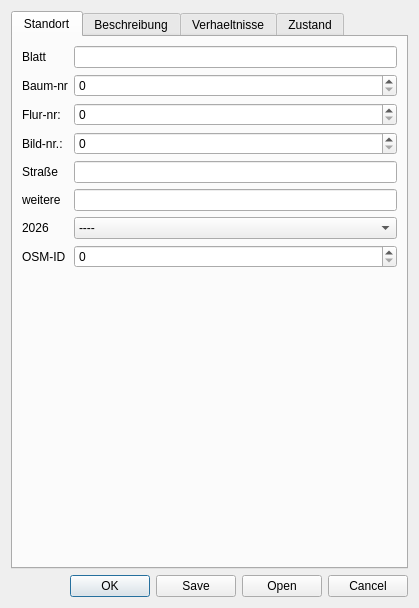
Above: UI/treedialog.ui from hubertqtraf/QtOSMTraffic before the change. Below: the same form after it.
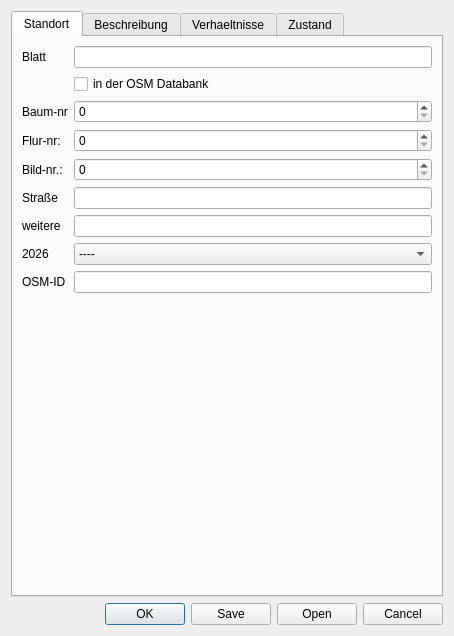
That is the form after the change. The open tabs and pages were chosen to show the change.

Commit message: change the value range of the OSM ID, populate the with POI data

What changed in the file:
```diff
--- a/UI/treedialog.ui
+++ b/UI/treedialog.ui
@@ -6,8 +6,8 @@
    <rect>
     <x>0</x>
     <y>0</y>
-    <width>400</width>
-    <height>608</height>
+    <width>454</width>
+    <height>636</height>
    </rect>
   </property>
   <property name="windowTitle">
@@ -34,91 +34,13 @@
        <string>Standort</string>
       </attribute>
       <layout class="QGridLayout" name="gridLayout_3">
-       <item row="3" column="1">
-        <widget class="QLabel" name="label_6">
-         <property name="text">
-          <string>Bild-nr.:</string>
-         </property>
-        </widget>
-       </item>
-       <item row="4" column="1">
-        <widget class="QLabel" name="label_8">
-         <property name="text">
-          <string>Straße</string>
-         </property>
-        </widget>
-       </item>
        <item row="4" column="3">
-        <widget class="QLineEdit" name="road"/>
-       </item>
-       <item row="0" column="1">
-        <widget class="QLabel" name="label">
-         <property name="text">
-          <string>Blatt</string>
-         </property>
-        </widget>
-       </item>
-       <item row="3" column="3">
         <widget class="QSpinBox" name="picNr"/>
        </item>
-       <item row="5" column="1">
-        <widget class="QLabel" name="label_15">
-         <property name="text">
-          <string>weitere</string>
-         </property>
-        </widget>
-       </item>
-       <item row="1" column="1">
-        <widget class="QLabel" name="label_2">
-         <property name="text">
-          <string>Baum-nr</string>
-         </property>
-        </widget>
-       </item>
-       <item row="7" column="1">
-        <widget class="QLabel" name="label_24">
-         <property name="text">
-          <string>2026</string>
-         </property>
-        </widget>
-       </item>
-       <item row="7" column="3">
-        <widget class="QComboBox" name="act">
-         <item>
-          <property name="text">
-           <string>----</string>
-          </property>
-         </item>
-         <item>
-          <property name="text">
-           <string>gefunden</string>
-          </property>
-         </item>
-         <item>
-          <property name="text">
-           <string>gefällt</string>
-          </property>
-         </item>
-         <item>
-          <property name="text">
-           <string>unsicher</string>
-          </property>
-         </item>
-        </widget>
-       </item>
-       <item row="1" column="3">
-        <widget class="QSpinBox" name="treeNr"/>
-       </item>
-       <item row="2" column="3">
-        <widget class="QSpinBox" name="flurNr"/>
-       </item>
        <item row="0" column="3">
         <widget class="QLineEdit" name="map"/>
        </item>
-       <item row="5" column="3">
-        <widget class="QLineEdit" name="etc"/>
-       </item>
-       <item row="9" column="1">
+       <item row="10" column="1">
         <spacer name="verticalSpacer_3">
          <property name="orientation">
           <enum>Qt::Orientation::Vertical</enum>
@@ -131,24 +53,109 @@
          </property>
         </spacer>
        </item>
+       <item row="9" column="3">
+        <widget class="QLineEdit" name="OSM_ID">
+         <property name="readOnly">
+          <bool>true</bool>
+         </property>
+        </widget>
+       </item>
+       <item row="4" column="1">
+        <widget class="QLabel" name="label_6">
+         <property name="text">
+          <string>Bild-nr.:</string>
+         </property>
+        </widget>
+       </item>
        <item row="2" column="1">
+        <widget class="QLabel" name="label_2">
+         <property name="text">
+          <string>Baum-nr</string>
+         </property>
+        </widget>
+       </item>
+       <item row="3" column="1">
         <widget class="QLabel" name="label_7">
          <property name="text">
           <string>Flur-nr:</string>
          </property>
         </widget>
        </item>
-       <item row="8" column="1">
+       <item row="0" column="1">
+        <widget class="QLabel" name="label">
+         <property name="text">
+          <string>Blatt</string>
+         </property>
+        </widget>
+       </item>
+       <item row="5" column="3">
+        <widget class="QLineEdit" name="road"/>
+       </item>
+       <item row="8" column="3">
+        <widget class="QComboBox" name="act">
+         <item>
+          <property name="text">
+           <string>----</string>
+          </property>
+         </item>
+         <item>
+          <property name="text">
+           <string>gefunden</string>
+          </property>
+         </item>
+         <item>
+          <property name="text">
+           <string>gefällt</string>
+          </property>
+         </item>
+         <item>
+          <property name="text">
+           <string>unsicher</string>
+          </property>
+         </item>
+        </widget>
+       </item>
+       <item row="9" column="1">
         <widget class="QLabel" name="label_25">
          <property name="text">
           <string>OSM-ID</string>
          </property>
         </widget>
        </item>
-       <item row="8" column="3">
-        <widget class="QSpinBox" name="OSM_ID">
-         <property name="maximum">
-          <number>999999999</number>
+       <item row="6" column="1">
+        <widget class="QLabel" name="label_15">
+         <property name="text">
+          <string>weitere</string>
+         </property>
+        </widget>
+       </item>
+       <item row="5" column="1">
+        <widget class="QLabel" name="label_8">
+         <property name="text">
+          <string>Straße</string>
+         </property>
+        </widget>
+       </item>
+       <item row="3" column="3">
+        <widget class="QSpinBox" name="flurNr"/>
+       </item>
+       <item row="6" column="3">
+        <widget class="QLineEdit" name="etc"/>
+       </item>
+       <item row="2" column="3">
+        <widget class="QSpinBox" name="treeNr"/>
+       </item>
+       <item row="8" column="1">
+        <widget class="QLabel" name="label_24">
+         <property name="text">
+          <string>2026</string>
+         </property>
+        </widget>
+       </item>
+       <item row="1" column="3">
+        <widget class="QCheckBox" name="inOSM">
+         <property name="text">
+          <string>in der OSM Databank</string>
          </property>
         </widget>
        </item>
```
Left out of the diff: 2 changed lines with no effect on the pictures. The commit also changes 2 other files.
